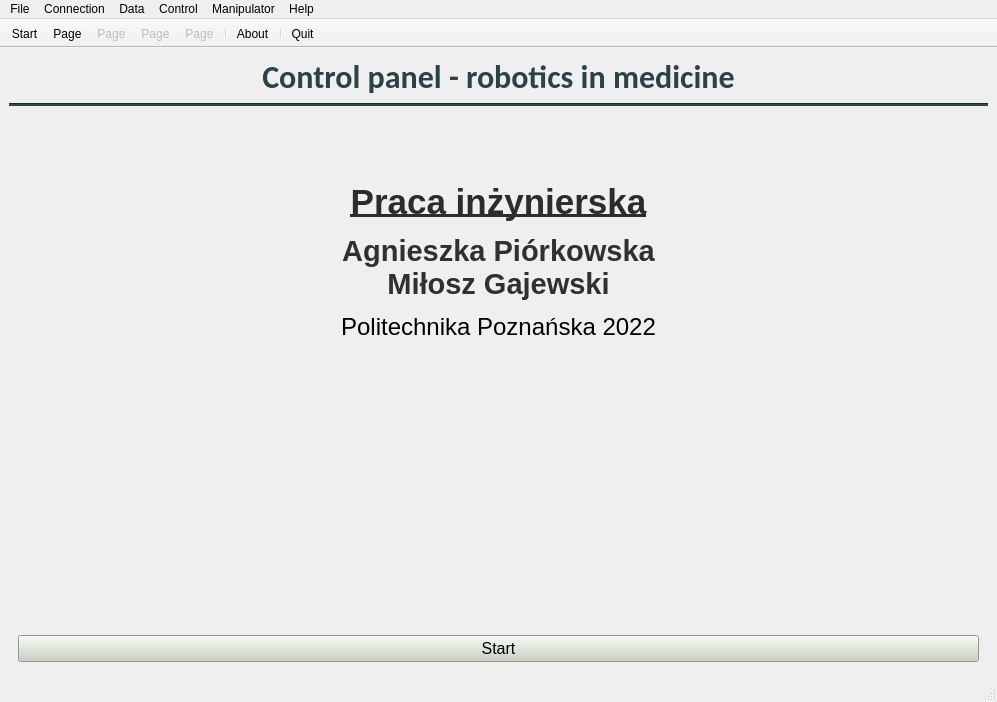
Above: Main/GUI_INZ_Main_project/mainwindow.ui from mgmike1011/INZ-GUI before the change. Below: the same form after it.
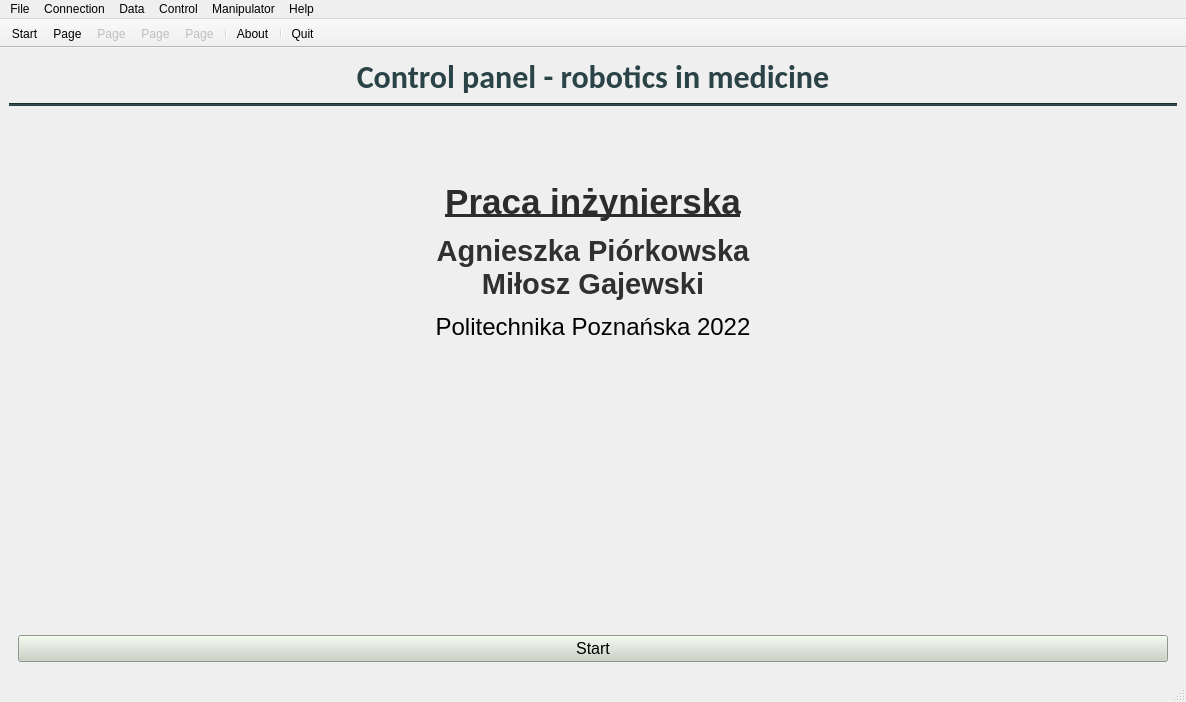
That is the form after the change. The open tabs and pages were chosen to show the change. Icons and pictures are not drawn.

```diff
--- a/Main/GUI_INZ_Main_project/mainwindow.ui
+++ b/Main/GUI_INZ_Main_project/mainwindow.ui
@@ -6,7 +6,7 @@
    <rect>
     <x>0</x>
     <y>0</y>
-    <width>900</width>
+    <width>1186</width>
     <height>702</height>
    </rect>
   </property>
@@ -426,7 +426,7 @@
     <rect>
      <x>0</x>
      <y>0</y>
-     <width>900</width>
+     <width>1186</width>
      <height>25</height>
     </rect>
    </property>
```
Left out of the diff: 14 changed lines with no effect on the pictures.
